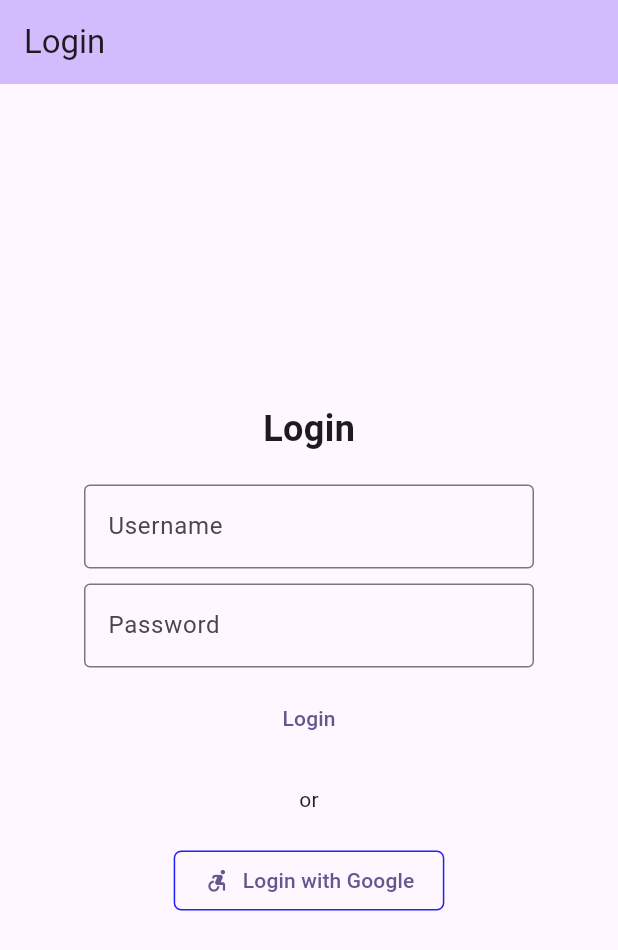
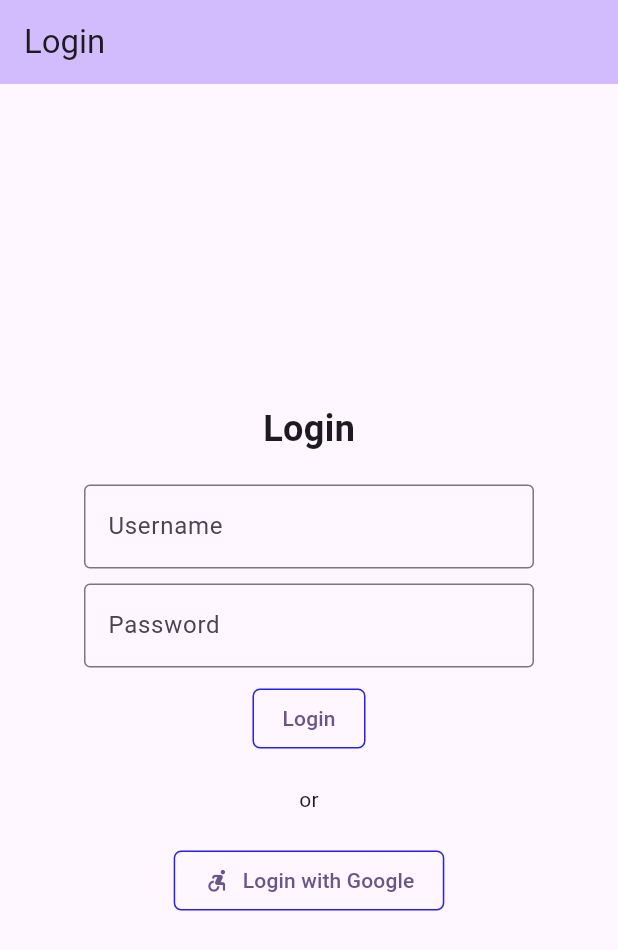
Before and after one commit to xedom/hsma_cpd_project, a Flutter app: the screen it shows after launch, on a phone screen of 412 x 824 dp. Shown: the top 950 px of the screen. Run offline on Flutter 3.47's test engine with Material 3 defaults, Android fonts, the phone set to English and light mode, and no system bars.

Commit message:
added field input

```diff
--- a/lib/login_screen.dart
+++ b/lib/login_screen.dart
@@ -1,8 +1,21 @@
 import 'package:flutter/material.dart';
+import 'package:hsma_cpd_project/widgets/field_input.dart';
 import 'package:hsma_cpd_project/widgets/social_button.dart';
 
 class LoginScreen extends StatelessWidget {
-  const LoginScreen({Key? key}) : super(key: key);
+  const LoginScreen({super.key});
+
+  void loginWithCredentials() {
+    const username = "pedro";
+    const password = "123456";
+
+    if (username == "pedro" && password == "123456") {
+      print("Login successful");
+      Navigator.pushNamed(context, '/home');
+    } else {
+      print("Login failed");
+    }
+  }
 
   @override
   Widget build(BuildContext context) {
@@ -23,40 +36,25 @@ class LoginScreen extends StatelessWidget {
               ),
             ),
             const SizedBox(height: 20),
-            ConstrainedBox(
-              constraints: const BoxConstraints(
-                maxWidth: 300,
-              ),
-              child: const TextField(
-                decoration: InputDecoration(
-                  border: OutlineInputBorder(),
-                  labelText: 'Username',
-                ),
-              ),
-            ),
+            const FieldInput(
+                label: "Username", hint: "ex. Pedro Pè", obscureText: true),
             const SizedBox(height: 10),
-            ConstrainedBox(
-              constraints: const BoxConstraints(
-                maxWidth: 300,
-              ),
-              child: const TextField(
-                decoration: InputDecoration(
-                  border: OutlineInputBorder(),
-                  labelText: 'Password',
-                ),
-              ),
-            ),
+            const FieldInput(
+                label: "Password", hint: "ex. •••••••••", obscureText: true),
             const SizedBox(height: 10),
-            TextButton(
-              onPressed: () {
-                Navigator.pushNamed(context, '/home');
-              },
-              child: const Text('Login'),
-            ),
+            // TextButton(
+            //     onPressed: () {
+            //       Navigator.pushNamed(context, '/home');
+            //     },
+            //     child: const Text('Login')),
+            SocialButton(text: "Login", onPressed: () {}),
             const SizedBox(height: 20),
             const Text("or"),
             const SizedBox(height: 20),
-            SocialButton(text: "Login with Google", onPressed: () {}),
+            SocialButton(
+                text: "Login with Google",
+                icon: const Icon(Icons.accessible_forward),
+                onPressed: () {}),
           ],
         ),
       ),
--- /dev/null
+++ b/lib/widgets/field_input.dart
@@ -0,0 +1,31 @@
+import 'package:flutter/material.dart';
+
+class FieldInput extends StatelessWidget {
+  const FieldInput({
+    super.key,
+    required this.label,
+    required this.hint,
+    required this.obscureText,
+  });
+
+  final String label;
+  final String hint;
+  final bool obscureText;
+
+  @override
+  Widget build(BuildContext context) {
+    return ConstrainedBox(
+      constraints: const BoxConstraints(
+        maxWidth: 300,
+      ),
+      child: TextField(
+        decoration: InputDecoration(
+          border: OutlineInputBorder(),
+          labelText: label,
+          hintText: hint,
+        ),
+        obscureText: obscureText,
+      ),
+    );
+  }
+}
--- a/lib/widgets/social_button.dart
+++ b/lib/widgets/social_button.dart
@@ -5,11 +5,13 @@ class SocialButton extends StatelessWidget {
     super.key,
     required this.text,
     required this.onPressed,
+    this.icon,
     this.color,
   });
 
   final String text;
   final VoidCallback onPressed;
+  final Widget? icon;
   final Color? color;
 
   @override
@@ -17,7 +19,7 @@ class SocialButton extends StatelessWidget {
     return TextButton.icon(
         onPressed: () {},
         label: Text(text),
-        icon: const Icon(Icons.accessible_forward),
+        icon: icon,
         style: TextButton.styleFrom(
           backgroundColor: color,
           padding: const EdgeInsets.symmetric(horizontal: 20, vertical: 10),
```
